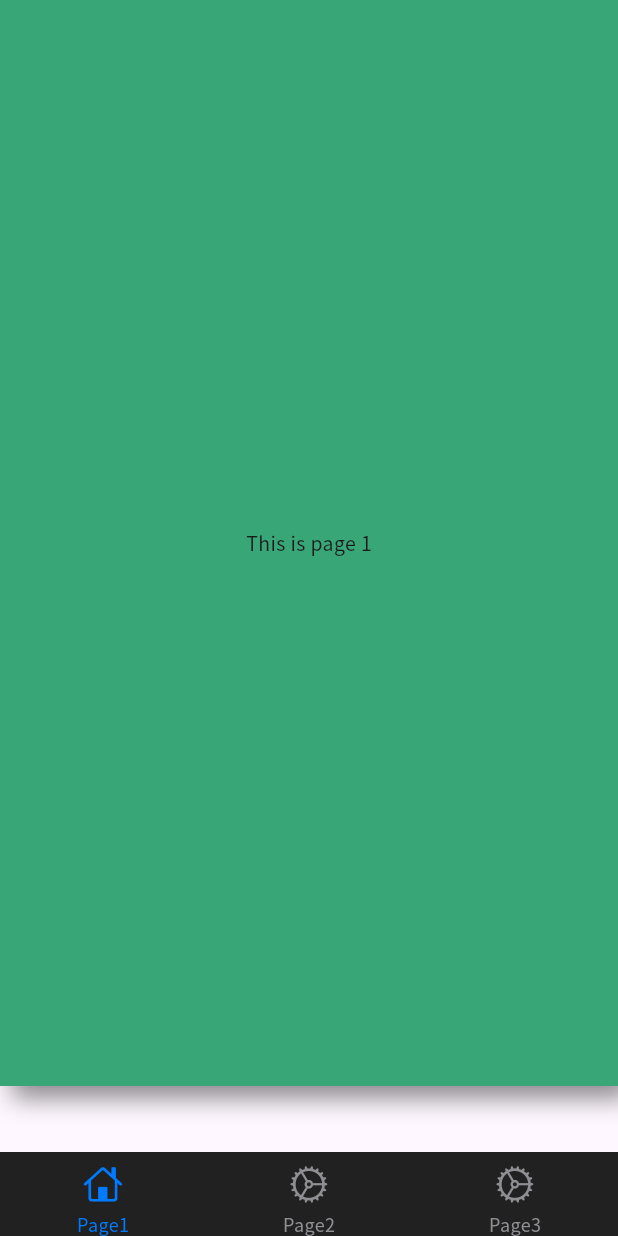
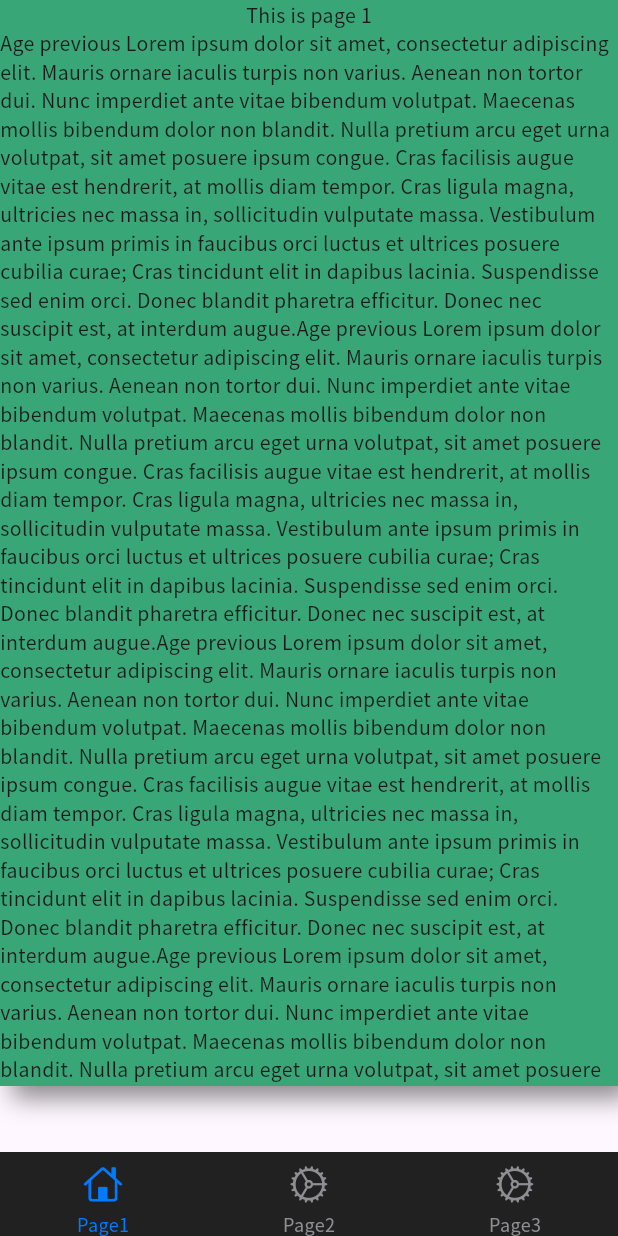
Before and after one commit to hgtdung/flutter_example_project, a Flutter app: the screen it shows after launch, on a phone screen of 412 x 824 dp. Run offline on Flutter 3.47's test engine with Material 3 defaults, Android fonts, the light colour scheme and no system bars; our stand-ins replace dio, equatable, firebase_crashlytics, flutter_bloc, freezed_annotation, get_it and 1 more; accounts and stored records are empty; generated files the repository leaves out were written again.

Commit message:
wating for unit test

```diff
--- a/lib/features/main_screen/main_screen.dart
+++ b/lib/features/main_screen/main_screen.dart
@@ -1,15 +1,9 @@
 import 'package:flutter/cupertino.dart';
 import 'package:flutter/material.dart';
-import 'package:flutter_example_project/features/page1_screen/page1_screen.dart';
 import 'package:flutter_example_project/features/page2_screen/page2_screen.dart';
 import 'package:flutter_example_project/features/page3_screen/page3_screen.dart';
 import 'package:flutter_example_project/features/page_flip/page_curl_effect/example/page_curl_example.dart';
-import 'package:flutter_example_project/features/page_flip/page_curl_effect/page_curl_effect.dart';
-import 'package:flutter_example_project/features/page_flip/page_flip_ver2.dart';
-import 'package:flutter_example_project/features/page_flip/page_flip_ver3.dart';
 import 'package:flutter_example_project/kwidget/kbottom_navigation/k_tab_view.lib.dart';
-
-import '../page_flip/page_flip.dart';
 
 class MainScreen extends StatefulWidget {
   const MainScreen({super.key});
--- a/lib/features/page_flip/page_curl_effect/example/page_curl_example.dart
+++ b/lib/features/page_flip/page_curl_effect/example/page_curl_example.dart
@@ -158,7 +158,68 @@ class _PageCurlEffectExampleState extends State<PageCurlEffectExample> {
             color: index == 1 ? const Color(0xff39A678) : const Color(0xffB9B9B9),
             width: paperSize.width,
             height: paperSize.height,
-            child: Center(child: Text("This is page $index")),
+            child: SingleChildScrollView(
+              child: Column(
+                children: [
+                  Text("This is page $index"),
+                  Text(
+                      "Age previous Lorem ipsum dolor sit amet, consectetur adipiscing elit. "
+                          "Mauris ornare iaculis turpis non varius. "
+                          "Aenean non tortor dui. Nunc imperdiet ante vitae "
+                          "bibendum volutpat. Maecenas mollis bibendum dolor non "
+                          "blandit. Nulla pretium arcu eget urna volutpat, "
+                          "sit amet posuere ipsum congue. Cras facilisis "
+                          "augue vitae est hendrerit, at mollis diam tempor. "
+                          "Cras ligula magna, ultricies nec massa in, "
+                          "sollicitudin vulputate massa. Vestibulum ante ipsum "
+                          "primis in faucibus orci luctus et ultrices posuere "
+                          "cubilia curae; Cras tincidunt elit in dapibus lacinia. "
+                          "Suspendisse sed enim orci. Donec blandit pharetra efficitur. "
+                          "Donec nec suscipit est, at interdum augue."
+                          "Age previous Lorem ipsum dolor sit amet, consectetur adipiscing elit. "
+                          "Mauris ornare iaculis turpis non varius. "
+                          "Aenean non tortor dui. Nunc imperdiet ante vitae "
+                          "bibendum volutpat. Maecenas mollis bibendum dolor non "
+                          "blandit. Nulla pretium arcu eget urna volutpat, "
+                          "sit amet posuere ipsum congue. Cras facilisis "
+                          "augue vitae est hendrerit, at mollis diam tempor. "
+                          "Cras ligula magna, ultricies nec massa in, "
+                          "sollicitudin vulputate massa. Vestibulum ante ipsum "
+                          "primis in faucibus orci luctus et ultrices posuere "
+                          "cubilia curae; Cras tincidunt elit in dapibus lacinia. "
+                          "Suspendisse sed enim orci. Donec blandit pharetra efficitur. "
+                          "Donec nec suscipit est, at interdum augue."
+                          "Age previous Lorem ipsum dolor sit amet, consectetur adipiscing elit. "
+                          "Mauris ornare iaculis turpis non varius. "
+                          "Aenean non tortor dui. Nunc imperdiet ante vitae "
+                          "bibendum volutpat. Maecenas mollis bibendum dolor non "
+                          "blandit. Nulla pretium arcu eget urna volutpat, "
+                          "sit amet posuere ipsum congue. Cras facilisis "
+                          "augue vitae est hendrerit, at mollis diam tempor. "
+                          "Cras ligula magna, ultricies nec massa in, "
+                          "sollicitudin vulputate massa. Vestibulum ante ipsum "
+                          "primis in faucibus orci luctus et ultrices posuere "
+                          "cubilia curae; Cras tincidunt elit in dapibus lacinia. "
+                          "Suspendisse sed enim orci. Donec blandit pharetra efficitur. "
+                          "Donec nec suscipit est, at interdum augue."
+                          "Age previous Lorem ipsum dolor sit amet, consectetur adipiscing elit. "
+                          "Mauris ornare iaculis turpis non varius. "
+                          "Aenean non tortor dui. Nunc imperdiet ante vitae "
+                          "bibendum volutpat. Maecenas mollis bibendum dolor non "
+                          "blandit. Nulla pretium arcu eget urna volutpat, "
+                          "sit amet posuere ipsum congue. Cras facilisis "
+                          "augue vitae est hendrerit, at mollis diam tempor. "
+                          "Cras ligula magna, ultricies nec massa in, "
+                          "sollicitudin vulputate massa. Vestibulum ante ipsum "
+                          "primis in faucibus orci luctus et ultrices posuere "
+                          "cubilia curae; Cras tincidunt elit in dapibus lacinia. "
+                          "Suspendisse sed enim orci. Donec blandit pharetra efficitur. "
+                          "Donec nec suscipit est, at interdum augue."
+
+                  )
+                ],
+              ),
+            ),
           );
         }
       ),
--- a/lib/features/page_flip/page_curl_effect/page_curl_effect.dart
+++ b/lib/features/page_flip/page_curl_effect/page_curl_effect.dart
@@ -35,11 +35,10 @@ class _PageCurlEffectState extends State<PageCurlEffect>
 
   @override
   void initState() {
-    assert((widget.pages != null && widget.pageBuilder == null||
+    assert(
+        (widget.pages != null && widget.pageBuilder == null ||
             widget.pages == null && widget.pageBuilder != null),
-        "[Only configure one of [pages] or [pageBuilder]");
-
-
+        "[Only set one of [pages] or [pageBuilder]");
 
     _animationController = AnimationController(
         duration: const Duration(milliseconds: 250), vsync: this);
@@ -126,8 +125,10 @@ class _PageCurlEffectState extends State<PageCurlEffect>
               _animationController.addStatusListener(statusListener2);
               _animationController.forward();
             } else {
+              /// startPoint is not touched from the edge
               pageCurlCtrl.onPanEnd(dragEndDetails);
             }
+            pageCurlCtrl.isEdgeDragging = false;
           },
           child: Consumer<PageCurlController>(
             builder: (context, pageCurlCtlr, child) {
@@ -198,6 +199,7 @@ class _PageCurlEffectState extends State<PageCurlEffect>
                                   if (widget.pageBuilder != null)
                                     widget.pageBuilder!(
                                         context, previousPageIndex),
+                                if (pageCurlCtrl.startPoint != null)
                                   CustomPaint(
                                     painter: PageCurlPainter(
                                         nullableCylinder: pageCurlCtlr.cylinder,
--- a/lib/features/page_flip/page_curl_effect/state_management/page_curl_controller.dart
+++ b/lib/features/page_flip/page_curl_effect/state_management/page_curl_controller.dart
@@ -58,6 +58,9 @@ class PageCurlController extends ChangeNotifier {
   MiddlePageCurl? middlePageCurl;
   HorizontalPageCurl? horizontalPageCurl;
 
+  /// Checking user dragging from the edge of device
+  bool isEdgeDragging = false;
+
   void onPanStart(DragStartDetails dragStartDetails) {}
 
   void onPanEnd(DragEndDetails dragEndDetails) {
@@ -81,12 +84,29 @@ class PageCurlController extends ChangeNotifier {
     pageCurlState = SketchState();
   }
 
+  bool isTouchFromTheEdge(Offset position, Offset delta, FPoint startPoint) {
+    if (delta.dx > 0 && startPoint.x < 80 ||
+        delta.dx < 0 && startPoint.x > paperSize.width - 80) {
+      return true;
+    }
+    return false;
+  }
+
   void onPanUpdate(DragUpdateDetails dragUpdateDetails) {
-    /// prevent backward if index == 0
-    /// prevent forward if index ==  [numberOfPage]
     startPoint = startPoint ??
         FPoint(dragUpdateDetails.localPosition.dx,
             dragUpdateDetails.localPosition.dy);
+
+    /// Only allow user touch from the edge of the left to right or in the reverse direction
+    if (isEdgeDragging == false &&
+        !isTouchFromTheEdge(dragUpdateDetails.localPosition,
+            dragUpdateDetails.delta, startPoint!)) {
+      reset();
+      return;
+    }
+
+    isEdgeDragging = true;
+
     if (startPoint != null &&
             startPoint!.x < PCConstants.TURN_PAGE_BARRIER &&
             pageCurlIndex == 0 ||
@@ -147,14 +167,12 @@ class PageCurlController extends ChangeNotifier {
   void onForwardComplete() {
     if (pageCurlIndex < (numberOfPage - 1)) {
       pageCurlIndex++;
-      // notifyListeners();
     }
   }
 
   void onBackwardComplete() {
     if (pageCurlIndex > 0) {
       pageCurlIndex--;
-      // notifyListeners();
     }
   }
 
--- a/lib/features/test_screen/test_screen.dart
+++ b/lib/features/test_screen/test_screen.dart
@@ -0,0 +1,84 @@
+import 'package:flutter/material.dart';
+
+class TestScreen extends StatefulWidget {
+  const TestScreen({super.key});
+
+  @override
+  State<TestScreen> createState() => _TestScreenState();
+}
+
+class _TestScreenState extends State<TestScreen> {
+  @override
+  Widget build(BuildContext context) {
+    return SafeArea(child:
+    Container(
+      width: MediaQuery.of(context).size.width,
+      height: 500,
+      child: AbsorbPointer(
+        absorbing: false,
+        child: SingleChildScrollView(
+          child: Column(
+            children: [
+              Text(
+                  "Age previous Lorem ipsum dolor sit amet, consectetur adipiscing elit. "
+                      "Mauris ornare iaculis turpis non varius. "
+                      "Aenean non tortor dui. Nunc imperdiet ante vitae "
+                      "bibendum volutpat. Maecenas mollis bibendum dolor non "
+                      "blandit. Nulla pretium arcu eget urna volutpat, "
+                      "sit amet posuere ipsum congue. Cras facilisis "
+                      "augue vitae est hendrerit, at mollis diam tempor. "
+                      "Cras ligula magna, ultricies nec massa in, "
+                      "sollicitudin vulputate massa. Vestibulum ante ipsum "
+                      "primis in faucibus orci luctus et ultrices posuere "
+                      "cubilia curae; Cras tincidunt elit in dapibus lacinia. "
+                      "Suspendisse sed enim orci. Donec blandit pharetra efficitur. "
+                      "Donec nec suscipit est, at interdum augue."
+                      "Age previous Lorem ipsum dolor sit amet, consectetur adipiscing elit. "
+                      "Mauris ornare iaculis turpis non varius. "
+                      "Aenean non tortor dui. Nunc imperdiet ante vitae "
+                      "bibendum volutpat. Maecenas mollis bibendum dolor non "
+                      "blandit. Nulla pretium arcu eget urna volutpat, "
+                      "sit amet posuere ipsum congue. Cras facilisis "
+                      "augue vitae est hendrerit, at mollis diam tempor. "
+                      "Cras ligula magna, ultricies nec massa in, "
+                      "sollicitudin vulputate massa. Vestibulum ante ipsum "
+                      "primis in faucibus orci luctus et ultrices posuere "
+                      "cubilia curae; Cras tincidunt elit in dapibus lacinia. "
+                      "Suspendisse sed enim orci. Donec blandit pharetra efficitur. "
+                      "Donec nec suscipit est, at interdum augue."
+                      "Age previous Lorem ipsum dolor sit amet, consectetur adipiscing elit. "
+                      "Mauris ornare iaculis turpis non varius. "
+                      "Aenean non tortor dui. Nunc imperdiet ante vitae "
+                      "bibendum volutpat. Maecenas mollis bibendum dolor non "
+                      "blandit. Nulla pretium arcu eget urna volutpat, "
+                      "sit amet posuere ipsum congue. Cras facilisis "
+                      "augue vitae est hendrerit, at mollis diam tempor. "
+                      "Cras ligula magna, ultricies nec massa in, "
+                      "sollicitudin vulputate massa. Vestibulum ante ipsum "
+                      "primis in faucibus orci luctus et ultrices posuere "
+                      "cubilia curae; Cras tincidunt elit in dapibus lacinia. "
+                      "Suspendisse sed enim orci. Donec blandit pharetra efficitur. "
+                      "Donec nec suscipit est, at interdum augue."
+                      "Age previous Lorem ipsum dolor sit amet, consectetur adipiscing elit. "
+                      "Mauris ornare iaculis turpis non varius. "
+                      "Aenean non tortor dui. Nunc imperdiet ante vitae "
+                      "bibendum volutpat. Maecenas mollis bibendum dolor non "
+                      "blandit. Nulla pretium arcu eget urna volutpat, "
+                      "sit amet posuere ipsum congue. Cras facilisis "
+                      "augue vitae est hendrerit, at mollis diam tempor. "
+                      "Cras ligula magna, ultricies nec massa in, "
+                      "sollicitudin vulputate massa. Vestibulum ante ipsum "
+                      "primis in faucibus orci luctus et ultrices posuere "
+                      "cubilia curae; Cras tincidunt elit in dapibus lacinia. "
+                      "Suspendisse sed enim orci. Donec blandit pharetra efficitur. "
+                      "Donec nec suscipit est, at interdum augue."
+
+              )
+            ],
+          ),
+        ),
+      ),
+    )
+    );
+  }
+}
```
Lines whose indentation alone changed are shown as unchanged.
